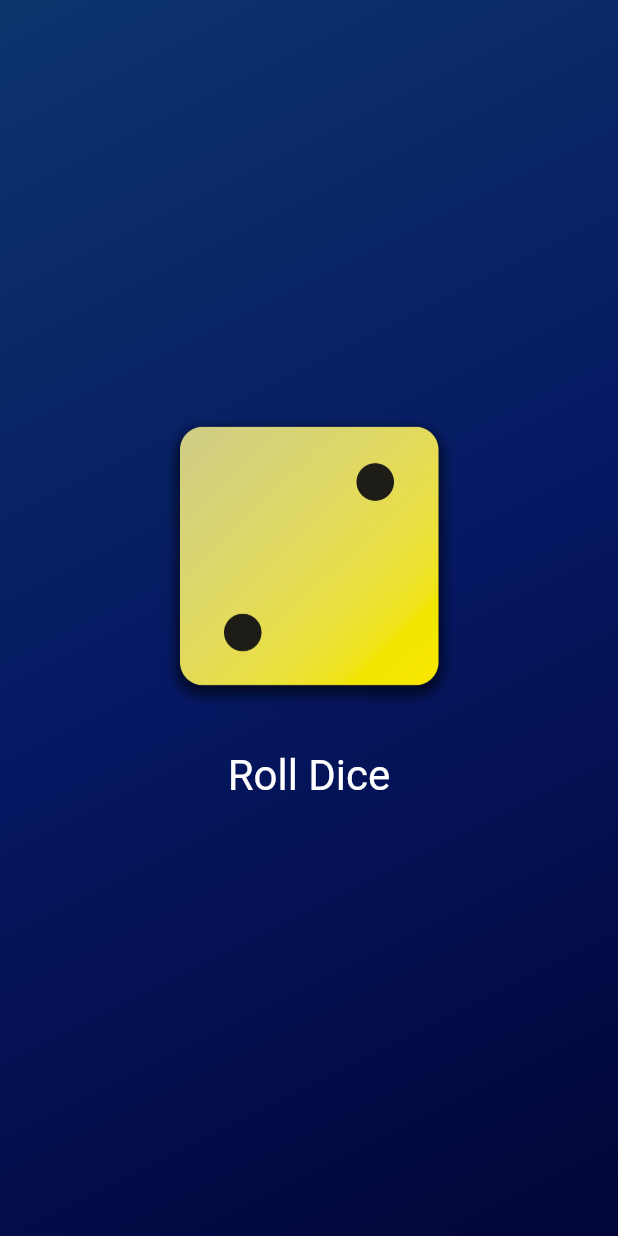
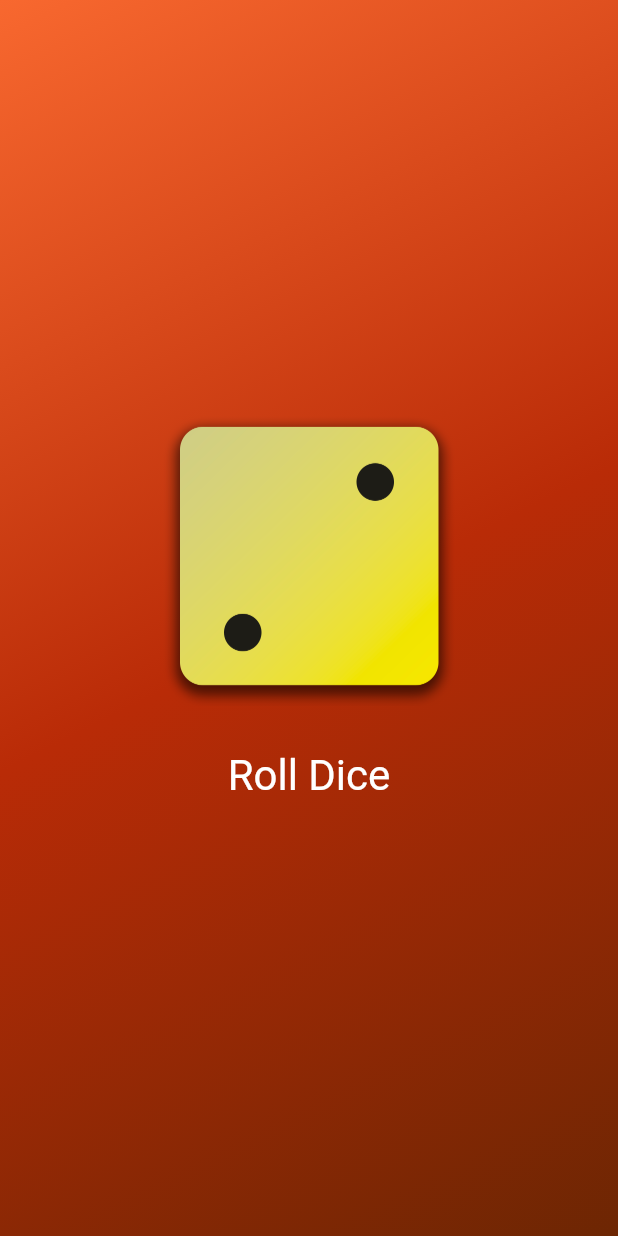
Before and after one commit to Niyar07/Roll_Dice, a Flutter app: the screen it shows after launch, on a phone screen of 412 x 824 dp. Run offline on Flutter 3.47's test engine with Material 3 defaults, Android fonts, the phone set to English and light mode, and no system bars.

Commit message:
Background Color changed

```diff
--- a/lib/gradient_container.dart
+++ b/lib/gradient_container.dart
@@ -11,9 +11,9 @@ class GradientContainer extends StatelessWidget {
     return Container(
       decoration: BoxDecoration(
           gradient: LinearGradient(colors: [
-        const Color.fromARGB(255, 13, 53, 108),
-        const Color.fromARGB(255, 5, 24, 98),
-        const Color.fromARGB(255, 2, 5, 55),
+        const Color.fromARGB(255, 248, 104, 47),
+        const Color.fromARGB(255, 185, 43, 7),
+        const Color.fromARGB(255, 109, 38, 3),
       ], begin: Alignment.topLeft, end: Alignment.bottomRight)),
       child: Center(child: DiceRoller()),
     );
```
